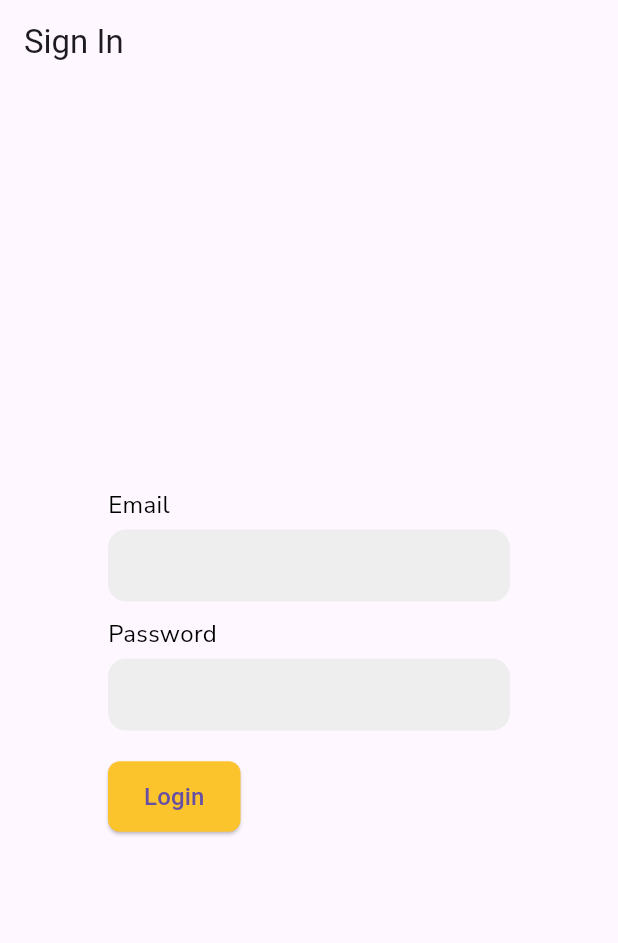
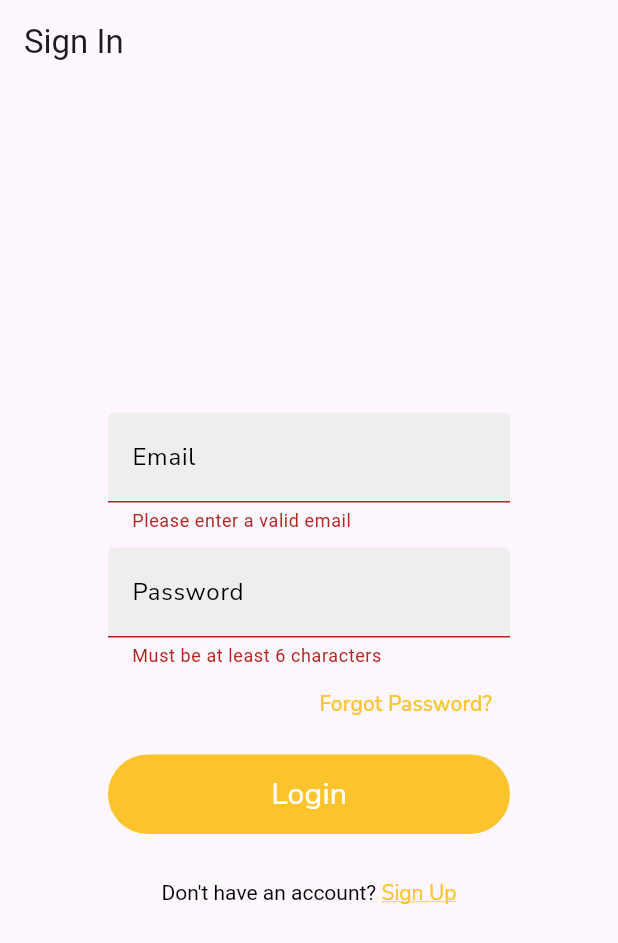
Before and after one commit to issunajeeb7/Hostel-Mess-Managment-System, a Flutter app: the LoginScreen screen opened by its route, after a tap on "Login", on a phone screen of 412 x 824 dp. Shown: the top 943 px of the screen. Run offline on Flutter 3.47's test engine with Material 3 defaults, Android fonts, the phone set to English and light mode, and no system bars; our stand-ins replace audioplayers, cached_network_image, cloud_firestore, firebase_auth, firebase_core, firebase_storage and 5 more; missing offline and left inert: flutter_polls, qr_code_scanner, razorpay_flutter; accounts and stored records are empty; project files that could hold a hidden picture were left out.

Commit message:
latest buuild

```diff
--- a/lib/login_screen.dart
+++ b/lib/login_screen.dart
@@ -1,8 +1,10 @@
+import 'package:flutter/gestures.dart';
 import 'package:flutter/material.dart';
 import 'package:firebase_auth/firebase_auth.dart';
 import 'package:cloud_firestore/cloud_firestore.dart';
 import 'package:google_fonts/google_fonts.dart';
-import 'main_screen.dart'; // Import MainScreen
+import 'main_screen.dart';
+import 'registration_screen.dart'; // Import MainScreen
 
 class LoginScreen extends StatefulWidget {
   const LoginScreen({Key? key}) : super(key: key);
@@ -19,10 +21,18 @@ class _LoginScreenState extends State<LoginScreen> {
   final TextEditingController _passwordController = TextEditingController();
   bool _isLoading = false;
 
-  void _login() async {
+  void _login(BuildContext context) async {
     if (_formKey.currentState!.validate()) {
       setState(() => _isLoading = true);
       try {
+        if (_emailController.text.isEmpty || _passwordController.text.isEmpty) {
+          setState(() => _isLoading = false);
+          ScaffoldMessenger.of(context).showSnackBar(
+            const SnackBar(content: Text('Please enter both email and password.')),
+          );
+          return;
+        }
+
         UserCredential userCredential = await _auth.signInWithEmailAndPassword(
           email: _emailController.text,
           password: _passwordController.text,
@@ -30,7 +40,8 @@ class _LoginScreenState extends State<LoginScreen> {
 
         if (userCredential.user != null) {
           String userId = userCredential.user!.uid;
-          DocumentSnapshot userDoc = await _firestore.collection('users').doc(userId).get();
+          DocumentSnapshot userDoc =
+              await _firestore.collection('users').doc(userId).get();
 
           if (userDoc.exists && userDoc.data() is Map<String, dynamic>) {
             final userData = userDoc.data() as Map<String, dynamic>;
@@ -43,10 +54,12 @@ class _LoginScreenState extends State<LoginScreen> {
                 initialIndex = 0; // Assuming the first index is for Admin
                 break;
               case 'non-hosteller':
-                initialIndex = 1; // Assuming the second index is for Non-Hosteller
+                initialIndex =
+                    1; // Assuming the second index is for Non-Hosteller
                 break;
               default:
-                initialIndex = 2; // Assuming the third index is for Default user
+                initialIndex =
+                    2; // Assuming the third index is for Default user
                 break;
             }
 
@@ -66,13 +79,15 @@ class _LoginScreenState extends State<LoginScreen> {
         Navigator.pop(context);
       } on FirebaseAuthException catch (e) {
         setState(() => _isLoading = false);
-        var errorMessage = 'An error occurred. Please check your credentials and try again.';
+        var errorMessage =
+            'An error occurred. Please check your credentials and try again.';
         if (e.code == 'user-not-found') {
           errorMessage = 'No user found for that email.';
         } else if (e.code == 'wrong-password') {
           errorMessage = 'Wrong password provided for that user.';
         }
-        ScaffoldMessenger.of(context).showSnackBar(SnackBar(content: Text(errorMessage)));
+        ScaffoldMessenger.of(context)
+            .showSnackBar(SnackBar(content: Text(errorMessage)));
       }
     }
   }
@@ -88,6 +103,13 @@ class _LoginScreenState extends State<LoginScreen> {
   return TextFormField(
     controller: controller,
     decoration: InputDecoration(
+      labelText: labelText,
+      hintText: hintText,
+      labelStyle: GoogleFonts.nunitoSans(
+        color: Colors.black,
+        fontSize: 16,
+        fontWeight: FontWeight.normal,
+      ),
       filled: true,
       fillColor: Colors.grey[200],
       contentPadding: const EdgeInsets.symmetric(
@@ -119,55 +141,108 @@ class _LoginScreenState extends State<LoginScreen> {
 @override
 Widget build(BuildContext context) {
   return Scaffold(
-      appBar: AppBar(title: const Text('Sign In'), automaticallyImplyLeading: false),
+    appBar: AppBar(
+      title: const Text('Sign In'),
+      automaticallyImplyLeading: false,
+    ),
     body: Center(
       child: Container(
         width: 300, // Reduced width
         padding: const EdgeInsets.all(16.0),
+        child: Form(
+          key: _formKey,
           child: Column(
             mainAxisSize: MainAxisSize.min,
             crossAxisAlignment: CrossAxisAlignment.start,
             children: <Widget>[
-              Text(
-                'Email',
-                style: GoogleFonts.nunitoSans(color: Colors.black,fontSize: 16,fontWeight:FontWeight.normal),
-              ),
-              const SizedBox(height: 5.0),
               _buildTextFormField(
-                labelText: '',
+                labelText: 'Email',
                 hintText: 'Enter your email',
-                validator: (input) => !input!.contains('@') ? 'Please enter a valid email' : null,
+                validator: (input) =>
+                    !input!.contains('@') ? 'Please enter a valid email' : null,
                 onSaved: (input) => _emailController.text = input!,
                 controller: _emailController,
               ),
               const SizedBox(height: 10.0),
-              Text(
-                'Password',
-                style: GoogleFonts.nunitoSans(color: Colors.black,fontSize: 16,fontWeight:FontWeight.normal),
-              ),
-              const SizedBox(height: 5.0),
               _buildTextFormField(
-                labelText: '',
+                labelText: 'Password',
                 hintText: 'Enter your password',
-                validator: (input) => input!.length < 6 ? 'Must be at least 6 characters' : null,
+                validator: (input) =>
+                    input!.length < 6 ? 'Must be at least 6 characters' : null,
                 onSaved: (input) => _passwordController.text = input!,
                 obscureText: true,
                 controller: _passwordController,
               ),
-              const SizedBox(height: 20.0),
+
+              Align(
+                alignment: Alignment.centerRight,
+                child: TextButton(
+                  onPressed: () async {
+                    // Implement the Firebase reset password method
+                    if (_emailController.text.isNotEmpty) {
+                      await _auth.sendPasswordResetEmail(email: _emailController.text);
+                      ScaffoldMessenger.of(context).showSnackBar(
+                        const SnackBar(content: Text('Password reset email sent.'),backgroundColor: Color.fromARGB(255, 251, 196, 44),),
+                      );
+                    } else {
+                      ScaffoldMessenger.of(context).showSnackBar(
+                        const SnackBar(content: Text('Please enter your email first.'),backgroundColor: Color.fromARGB(255, 251, 196, 44)),
+                      );
+                    }
+                  },
+                  child: Text(
+                    'Forgot Password?',
+                    style: GoogleFonts.nunitoSans(color: const Color(0xFFFBC32C)
+
+                    ),
+                  ),
+                ),
+              ),
+              const SizedBox(height: 10.0),
               ElevatedButton(
                 style: ElevatedButton.styleFrom(
-                  primary: Color(0xFFFBC32C), // Use the specified color
+                  primary: const Color(0xFFFBC32C),
                   shape: RoundedRectangleBorder(
-                    borderRadius: BorderRadius.circular(8.0),
+                    borderRadius: BorderRadius.circular(39),
+                  ),
+                  elevation: 0,
+                  minimumSize: const Size(double.infinity, 50),
+                ),
+                onPressed: () => _login(context), // Pass context to _login method
+                child: Padding(
+                  padding: const EdgeInsets.symmetric(vertical: 12.0),
+                  child: Text(
+                    'Login',
+                    style: GoogleFonts.nunitoSans(
+                      fontSize: 20,
+                      fontWeight: FontWeight.w500,
+                      color: Colors.white,
                     ),
                   ),
-                onPressed: _login,
-                child: const Padding(
-                  padding: EdgeInsets.symmetric(vertical: 12.0),
-                  child: Text(
-                    'Login',
-                    style: TextStyle(fontSize: 16.0),
+                ),
+              ),
+              const SizedBox(height: 30.0),
+              Center(
+                child: RichText(
+                  text: TextSpan(
+                    text: 'Don\'t have an account? ',
+                    style: const TextStyle(
+                      color: Colors.black,
+                    ),
+                    children: <TextSpan>[
+                      TextSpan(
+                        text: 'Sign Up',
+                        style: GoogleFonts.nunitoSans(color:const Color(0xFFFBC32C),decoration: TextDecoration.underline),
+                        recognizer: TapGestureRecognizer()
+                          ..onTap = () {
+                            // Navigate to the RegistrationScreen
+                            Navigator.push(
+                              context,
+                              MaterialPageRoute(builder: (context) => RegistrationScreen()),
+                            );
+                          },
+                      ),
+                    ],
                   ),
                 ),
               ),
@@ -175,6 +250,10 @@ class _LoginScreenState extends State<LoginScreen> {
           ),
         ),
       ),
+    ),
   );
 }
+
+
+
 }
```
Also changed, not shown: lib/get_started_screen.dart (+13 -8 lines). Lines whose indentation alone changed are shown as unchanged.
